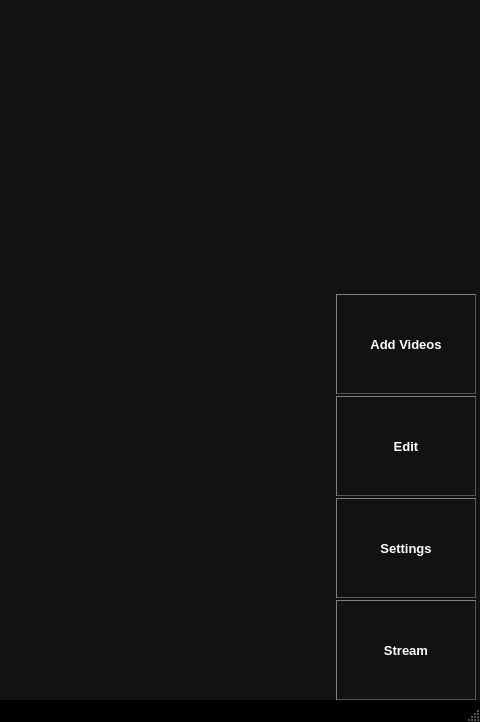
Qt form cycle_3_code/mainwindow.ui (KostasBiris/Video-Editing-Application--Cpp) before a commit; both pictures show x 712 to 1192 and y 0 to 722 of the 1192 by 722 pixel window.
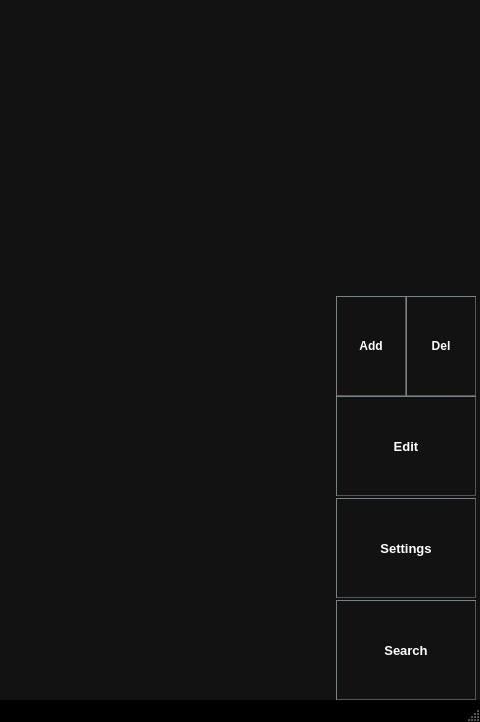
The same form after that commit. Icons and pictures are not drawn.

Commit message: mute button fixed, split buttons was made

Patch:
```diff
--- a/cycle_3_code/mainwindow.ui
+++ b/cycle_3_code/mainwindow.ui
@@ -547,269 +547,6 @@
       <property name="bottomMargin">
        <number>0</number>
       </property>
-      <item>
-       <widget class="QLabel" name="label">
-        <property name="minimumSize">
-         <size>
-          <width>120</width>
-          <height>80</height>
-         </size>
-        </property>
-        <property name="font">
-         <font>
-          <weight>50</weight>
-          <bold>false</bold>
-         </font>
-        </property>
-        <property name="text">
-         <string>&lt;html&gt;&lt;head/&gt;&lt;body&gt;&lt;p&gt;&lt;br/&gt;&lt;/p&gt;&lt;/body&gt;&lt;/html&gt;</string>
-        </property>
-       </widget>
-      </item>
-      <item>
-       <widget class="QPushButton" name="addVideos">
-        <property name="minimumSize">
-         <size>
-          <width>140</width>
-          <height>100</height>
-         </size>
-        </property>
-        <property name="palette">
-         <palette>
-          <active>
-           <colorrole role="WindowText">
-            <brush brushstyle="SolidPattern">
-             <color alpha="255">
-              <red>255</red>
-              <green>255</green>
-              <blue>255</blue>
-             </color>
-            </brush>
-           </colorrole>
-           <colorrole role="Button">
-            <brush brushstyle="SolidPattern">
-             <color alpha="255">
-              <red>18</red>
-              <green>18</green>
-              <blue>18</blue>
-             </color>
-            </brush>
-           </colorrole>
-           <colorrole role="Text">
-            <brush brushstyle="SolidPattern">
-             <color alpha="255">
-              <red>255</red>
-              <green>255</green>
-              <blue>255</blue>
-             </color>
-            </brush>
-           </colorrole>
-           <colorrole role="ButtonText">
-            <brush brushstyle="SolidPattern">
-             <color alpha="255">
-              <red>255</red>
-              <green>255</green>
-              <blue>255</blue>
-             </color>
-            </brush>
-           </colorrole>
-           <colorrole role="Base">
-            <brush brushstyle="SolidPattern">
-             <color alpha="255">
-              <red>18</red>
-              <green>18</green>
-              <blue>18</blue>
-             </color>
-            </brush>
-           </colorrole>
-           <colorrole role="Window">
-            <brush brushstyle="SolidPattern">
-             <color alpha="255">
-              <red>18</red>
-              <green>18</green>
-              <blue>18</blue>
-             </color>
-            </brush>
-           </colorrole>
-           <colorrole role="PlaceholderText">
-            <brush brushstyle="NoBrush">
-             <color alpha="128">
-              <red>255</red>
-              <green>255</green>
-              <blue>255</blue>
-             </color>
-            </brush>
-           </colorrole>
-          </active>
-          <inactive>
-           <colorrole role="WindowText">
-            <brush brushstyle="SolidPattern">
-             <color alpha="255">
-              <red>255</red>
-              <green>255</green>
-              <blue>255</blue>
-             </color>
-            </brush>
-           </colorrole>
-           <colorrole role="Button">
-            <brush brushstyle="SolidPattern">
-             <color alpha="255">
-              <red>18</red>
-              <green>18</green>
-              <blue>18</blue>
-             </color>
-            </brush>
-           </colorrole>
-           <colorrole role="Text">
-            <brush brushstyle="SolidPattern">
-             <color alpha="255">
-              <red>255</red>
-              <green>255</green>
-              <blue>255</blue>
-             </color>
-            </brush>
-           </colorrole>
-           <colorrole role="ButtonText">
-            <brush brushstyle="SolidPattern">
-             <color alpha="255">
-              <red>255</red>
-              <green>255</green>
-              <blue>255</blue>
-             </color>
-            </brush>
-           </colorrole>
-           <colorrole role="Base">
-            <brush brushstyle="SolidPattern">
-             <color alpha="255">
-              <red>18</red>
-              <green>18</green>
-              <blue>18</blue>
-             </color>
-            </brush>
-           </colorrole>
-           <colorrole role="Window">
-            <brush brushstyle="SolidPattern">
-             <color alpha="255">
-              <red>18</red>
-              <green>18</green>
-              <blue>18</blue>
-             </color>
-            </brush>
-           </colorrole>
-           <colorrole role="PlaceholderText">
-            <brush brushstyle="NoBrush">
-             <color alpha="128">
-              <red>255</red>
-              <green>255</green>
-              <blue>255</blue>
-             </color>
-            </brush>
-           </colorrole>
-          </inactive>
-          <disabled>
-           <colorrole role="WindowText">
-            <brush brushstyle="SolidPattern">
-             <color alpha="255">
-              <red>255</red>
-              <green>255</green>
-              <blue>255</blue>
-             </color>
-            </brush>
-           </colorrole>
-           <colorrole role="Button">
-            <brush brushstyle="SolidPattern">
-             <color alpha="255">
-              <red>18</red>
-              <green>18</green>
-              <blue>18</blue>
-             </color>
-            </brush>
-           </colorrole>
-           <colorrole role="Text">
-            <brush brushstyle="SolidPattern">
-             <color alpha="255">
-              <red>255</red>
-              <green>255</green>
-              <blue>255</blue>
-             </color>
-            </brush>
-           </colorrole>
-           <colorrole role="ButtonText">
-            <brush brushstyle="SolidPattern">
-             <color alpha="255">
-              <red>255</red>
-              <green>255</green>
-              <blue>255</blue>
-             </color>
-            </brush>
-           </colorrole>
-           <colorrole role="Base">
-            <brush brushstyle="SolidPattern">
-             <color alpha="255">
-              <red>18</red>
-              <green>18</green>
-              <blue>18</blue>
-             </color>
-            </brush>
-           </colorrole>
-           <colorrole role="Window">
-            <brush brushstyle="SolidPattern">
-             <color alpha="255">
-              <red>18</red>
-              <green>18</green>
-              <blue>18</blue>
-             </color>
-            </brush>
-           </colorrole>
-           <colorrole role="PlaceholderText">
-            <brush brushstyle="NoBrush">
-             <color alpha="128">
-              <red>255</red>
-              <green>255</green>
-              <blue>255</blue>
-             </color>
-            </brush>
-           </colorrole>
-          </disabled>
-         </palette>
-        </property>
-        <property name="font">
-         <font>
-          <family>Arial</family>
-          <pointsize>10</pointsize>
-          <weight>75</weight>
-          <bold>true</bold>
-         </font>
-        </property>
-        <property name="cursor">
-         <cursorShape>PointingHandCursor</cursorShape>
-        </property>
-        <property name="styleSheet">
-         <string notr="true">QPushButton{
-	background-color:rgb(18, 18, 18);
-	color: white;
-	border-style: outset;
-	border-width: 0.5px;
-    border-color: rgb(82, 87, 90);
-}
-QPushButton:hover{
-	background-color:rgb(54, 57, 63);
-	color: white;
-	background-repeat: no-repeat;
-}</string>
-        </property>
-        <property name="locale">
-         <locale language="English" country="UnitedKingdom"/>
-        </property>
-        <property name="text">
-         <string>Add Videos</string>
-        </property>
-        <property name="icon">
-         <iconset resource="material_design.qrc">
-          <normaloff>:/new/prefix1/resources/add_circle_outline-white-24dp.svg</normaloff>:/new/prefix1/resources/add_circle_outline-white-24dp.svg</iconset>
-        </property>
-       </widget>
-      </item>
       <item>
        <spacer name="verticalSpacer_3">
         <property name="orientation">
@@ -826,6 +563,119 @@
         </property>
        </spacer>
       </item>
+      <item>
+       <spacer name="verticalSpacer">
+        <property name="orientation">
+         <enum>Qt::Vertical</enum>
+        </property>
+        <property name="sizeType">
+         <enum>QSizePolicy::Expanding</enum>
+        </property>
+        <property name="sizeHint" stdset="0">
+         <size>
+          <width>20</width>
+          <height>40</height>
+         </size>
+        </property>
+       </spacer>
+      </item>
+      <item>
+       <layout class="QHBoxLayout" name="horizontalLayout_2">
+        <property name="spacing">
+         <number>0</number>
+        </property>
+        <item>
+         <widget class="QPushButton" name="pushButton_3">
+          <property name="sizePolicy">
+           <sizepolicy hsizetype="Minimum" vsizetype="Fixed">
+            <horstretch>0</horstretch>
+            <verstretch>0</verstretch>
+           </sizepolicy>
+          </property>
+          <property name="minimumSize">
+           <size>
+            <width>70</width>
+            <height>100</height>
+           </size>
+          </property>
+          <property name="font">
+           <font>
+            <family>Arial</family>
+            <weight>75</weight>
+            <bold>true</bold>
+           </font>
+          </property>
+          <property name="styleSheet">
+           <string notr="true">QPushButton{
+	background-color:rgb(18, 18, 18);
+	color: white;
+	border-style: outset;
+	border-width: 0.5px;
+    border-color: rgb(82, 87, 90);
+	background-repeat: no-repeat;
+}
+QPushButton:hover{
+	background-color:rgb(54, 57, 63);
+	color: white;
+	background-repeat: no-repeat;
+}</string>
+          </property>
+          <property name="text">
+           <string>Add</string>
+          </property>
+          <property name="icon">
+           <iconset resource="material_design.qrc">
+            <normaloff>:/new/prefix1/resources/add_circle_outline-white-24dp.svg</normaloff>:/new/prefix1/resources/add_circle_outline-white-24dp.svg</iconset>
+          </property>
+         </widget>
+        </item>
+        <item>
+         <widget class="QPushButton" name="pushButton">
+          <property name="sizePolicy">
+           <sizepolicy hsizetype="Minimum" vsizetype="Fixed">
+            <horstretch>70</horstretch>
+            <verstretch>100</verstretch>
+           </sizepolicy>
+          </property>
+          <property name="minimumSize">
+           <size>
+            <width>70</width>
+            <height>100</height>
+           </size>
+          </property>
+          <property name="font">
+           <font>
+            <family>Arial</family>
+            <weight>75</weight>
+            <bold>true</bold>
+           </font>
+          </property>
+          <property name="styleSheet">
+           <string notr="true">QPushButton{
+	background-color:rgb(18, 18, 18);
+	color: white;
+	border-style: outset;
+	border-width: 0.5px;
+    border-color: rgb(82, 87, 90);
+	background-repeat: no-repeat;
+}
+QPushButton:hover{
+	background-color:rgb(54, 57, 63);
+	color: white;
+	background-repeat: no-repeat;
+}</string>
+          </property>
+          <property name="text">
+           <string>Del</string>
+          </property>
+          <property name="icon">
+           <iconset resource="material_design.qrc">
+            <normaloff>:/new/prefix1/resources/delete-white-24dp.svg</normaloff>:/new/prefix1/resources/delete-white-24dp.svg</iconset>
+          </property>
+         </widget>
+        </item>
+       </layout>
+      </item>
       <item>
        <widget class="QPushButton" name="pushButton_2">
         <property name="sizePolicy">
@@ -1366,9 +1216,9 @@
        </spacer>
       </item>
       <item>
-       <widget class="QPushButton" name="pushButton_3">
+       <widget class="QPushButton" name="search">
         <property name="sizePolicy">
-         <sizepolicy hsizetype="Fixed" vsizetype="Fixed">
+         <sizepolicy hsizetype="Minimum" vsizetype="Fixed">
           <horstretch>0</horstretch>
           <verstretch>0</verstretch>
          </sizepolicy>
@@ -1610,7 +1460,7 @@
          <locale language="English" country="UnitedKingdom"/>
         </property>
         <property name="text">
-         <string>Stream</string>
+         <string>Search</string>
         </property>
         <property name="icon">
          <iconset resource="material_design.qrc">
```
Left out of the diff: 6 changed lines with no effect on the pictures. The commit also changes 42 other files.
